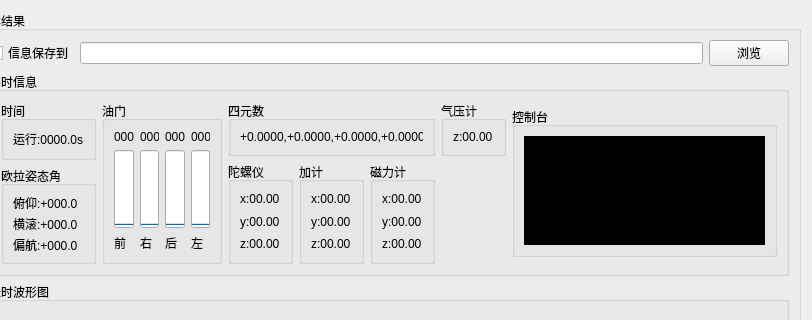
Qt form pc/fc_captureWidget.ui (wwkkww1983/flyer) before a commit; both pictures show x 230 to 1042 and y 0 to 320 of the 1042 by 605 pixel window.
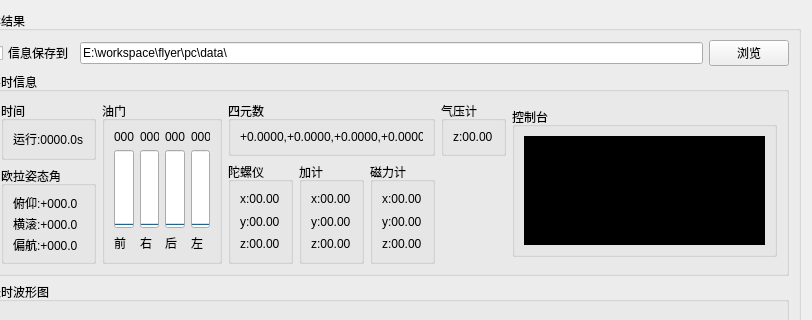
The same form after that commit.

```diff
--- a/pc/fc_captureWidget.ui
+++ b/pc/fc_captureWidget.ui
@@ -437,7 +437,11 @@
          </widget>
         </item>
         <item>
-         <widget class="QLineEdit" name="lineEdit"/>
+         <widget class="QLineEdit" name="saveLineEdit">
+          <property name="text">
+           <string>E:\workspace\flyer\pc\data\</string>
+          </property>
+         </widget>
         </item>
         <item>
          <widget class="QPushButton" name="pushButton">
```
Left out of the diff: 4 changed lines with no effect on the pictures.
